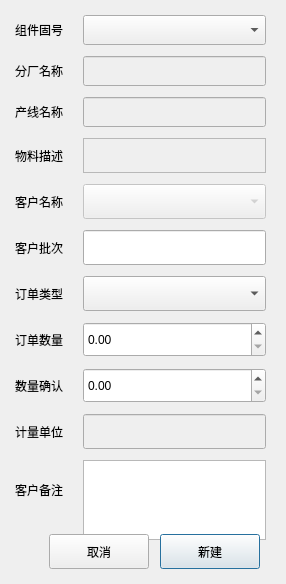
The window that Qt/ERP/dialogneworder.ui (superp2017/NTERP) describes before a commit, drawn with Qt 5.
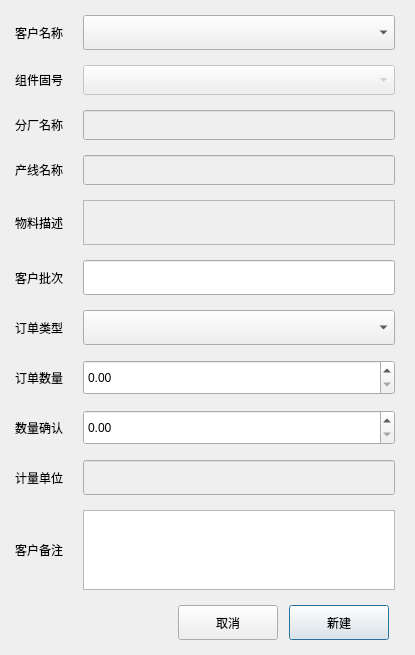
The same window after the commit.

Patch:
```diff
--- a/Qt/ERP/dialogneworder.ui
+++ b/Qt/ERP/dialogneworder.ui
@@ -6,8 +6,8 @@
    <rect>
     <x>0</x>
     <y>0</y>
-    <width>286</width>
-    <height>584</height>
+    <width>415</width>
+    <height>655</height>
    </rect>
   </property>
   <property name="minimumSize">
@@ -50,9 +50,9 @@
       <number>20</number>
      </property>
      <property name="verticalSpacing">
-      <number>11</number>
+      <number>15</number>
      </property>
-     <item row="8" column="2">
+     <item row="10" column="2">
       <widget class="QDoubleSpinBox" name="doubleSpinBox_num_confirm">
        <property name="minimumSize">
         <size>
@@ -65,7 +65,23 @@
        </property>
       </widget>
      </item>
-     <item row="7" column="2">
+     <item row="9" column="0">
+      <widget class="QLabel" name="label_4">
+       <property name="minimumSize">
+        <size>
+         <width>0</width>
+         <height>35</height>
+        </size>
+       </property>
+       <property name="text">
+        <string>订单数量</string>
+       </property>
+       <property name="alignment">
+        <set>Qt::AlignCenter</set>
+       </property>
+      </widget>
+     </item>
+     <item row="9" column="2">
       <widget class="QDoubleSpinBox" name="doubleSpinBox_num">
        <property name="minimumSize">
         <size>
@@ -78,7 +94,7 @@
        </property>
       </widget>
      </item>
-     <item row="8" column="0">
+     <item row="10" column="0">
       <widget class="QLabel" name="label_11">
        <property name="minimumSize">
         <size>
@@ -91,23 +107,7 @@
        </property>
       </widget>
      </item>
-     <item row="7" column="0">
-      <widget class="QLabel" name="label_4">
-       <property name="minimumSize">
-        <size>
-         <width>0</width>
-         <height>35</height>
-        </size>
-       </property>
-       <property name="text">
-        <string>订单数量</string>
-       </property>
-       <property name="alignment">
-        <set>Qt::AlignCenter</set>
-       </property>
-      </widget>
-     </item>
-     <item row="10" column="2">
+     <item row="12" column="2">
       <widget class="QTextEdit" name="textEdit_custom_note">
        <property name="minimumSize">
         <size>
@@ -126,7 +126,20 @@
        </property>
       </widget>
      </item>
-     <item row="5" column="0">
+     <item row="11" column="2">
+      <widget class="QLineEdit" name="lineEdit_unit">
+       <property name="enabled">
+        <bool>false</bool>
+       </property>
+       <property name="minimumSize">
+        <size>
+         <width>0</width>
+         <height>35</height>
+        </size>
+       </property>
+      </widget>
+     </item>
+     <item row="7" column="0">
       <widget class="QLabel" name="label_2">
        <property name="minimumSize">
         <size>
@@ -142,20 +155,7 @@
        </property>
       </widget>
      </item>
-     <item row="9" column="2">
-      <widget class="QLineEdit" name="lineEdit_unit">
-       <property name="enabled">
-        <bool>false</bool>
-       </property>
-       <property name="minimumSize">
-        <size>
-         <width>0</width>
-         <height>35</height>
-        </size>
-       </property>
-      </widget>
-     </item>
-     <item row="5" column="2">
+     <item row="7" column="2">
       <widget class="QLineEdit" name="lineEdit_custombatch">
        <property name="minimumSize">
         <size>
@@ -165,7 +165,7 @@
        </property>
       </widget>
      </item>
-     <item row="6" column="2">
+     <item row="8" column="2">
       <widget class="QComboBox" name="comboBox_orderType">
        <property name="minimumSize">
         <size>
@@ -175,17 +175,7 @@
        </property>
       </widget>
      </item>
-     <item row="10" column="0">
-      <widget class="QLabel" name="label_7">
-       <property name="text">
-        <string>客户备注</string>
-       </property>
-       <property name="alignment">
-        <set>Qt::AlignCenter</set>
-       </property>
-      </widget>
-     </item>
-     <item row="6" column="0">
+     <item row="8" column="0">
       <widget class="QLabel" name="label_8">
        <property name="minimumSize">
         <size>
@@ -201,7 +191,7 @@
        </property>
       </widget>
      </item>
-     <item row="3" column="2">
+     <item row="5" column="2">
       <widget class="QTextEdit" name="lineEdit_MaterielDes">
        <property name="enabled">
         <bool>false</bool>
@@ -223,8 +213,28 @@
        </property>
       </widget>
      </item>
-     <item row="0" column="2">
+     <item row="12" column="0">
+      <widget class="QLabel" name="label_7">
+       <property name="text">
+        <string>客户备注</string>
+       </property>
+       <property name="alignment">
+        <set>Qt::AlignCenter</set>
+       </property>
+      </widget>
+     </item>
+     <item row="1" column="0">
+      <widget class="QLabel" name="label_10">
+       <property name="text">
+        <string>组件固号</string>
+       </property>
+      </widget>
+     </item>
+     <item row="1" column="2">
       <widget class="QComboBox" name="comboBox_mater_number">
+       <property name="enabled">
+        <bool>false</bool>
+       </property>
        <property name="minimumSize">
         <size>
          <width>0</width>
@@ -233,7 +243,7 @@
        </property>
       </widget>
      </item>
-     <item row="9" column="0">
+     <item row="11" column="0">
       <widget class="QLabel" name="label_6">
        <property name="minimumSize">
         <size>
@@ -249,14 +259,7 @@
        </property>
       </widget>
      </item>
-     <item row="0" column="0">
-      <widget class="QLabel" name="label_10">
-       <property name="text">
-        <string>组件固号</string>
-       </property>
-      </widget>
-     </item>
-     <item row="3" column="0">
+     <item row="5" column="0">
       <widget class="QLabel" name="label_5">
        <property name="minimumSize">
         <size>
@@ -272,23 +275,7 @@
        </property>
       </widget>
      </item>
-     <item row="4" column="0">
-      <widget class="QLabel" name="label">
-       <property name="minimumSize">
-        <size>
-         <width>0</width>
-         <height>35</height>
-        </size>
-       </property>
-       <property name="text">
-        <string>客户名称</string>
-       </property>
-       <property name="alignment">
-        <set>Qt::AlignCenter</set>
-       </property>
-      </widget>
-     </item>
-     <item row="1" column="0">
+     <item row="3" column="0">
       <widget class="QLabel" name="label_fac_name">
        <property name="minimumSize">
         <size>
@@ -301,20 +288,7 @@
        </property>
       </widget>
      </item>
-     <item row="1" column="2">
-      <widget class="QLineEdit" name="lineEdit_fatory">
-       <property name="enabled">
-        <bool>false</bool>
-       </property>
-       <property name="minimumSize">
-        <size>
-         <width>0</width>
-         <height>30</height>
-        </size>
-       </property>
-      </widget>
-     </item>
-     <item row="2" column="2">
+     <item row="4" column="2">
       <widget class="QLineEdit" name="lineEdit_productline">
        <property name="enabled">
         <bool>false</bool>
@@ -330,7 +304,7 @@
        </property>
       </widget>
      </item>
-     <item row="2" column="0">
+     <item row="4" column="0">
       <widget class="QLabel" name="label_line_name">
        <property name="minimumSize">
         <size>
@@ -343,10 +317,23 @@
        </property>
       </widget>
      </item>
-     <item row="4" column="2">
+     <item row="3" column="2">
+      <widget class="QLineEdit" name="lineEdit_fatory">
+       <property name="enabled">
+        <bool>false</bool>
+       </property>
+       <property name="minimumSize">
+        <size>
+         <width>0</width>
+         <height>30</height>
+        </size>
+       </property>
+      </widget>
+     </item>
+     <item row="0" column="2">
       <widget class="QComboBox" name="comboBox_company_name">
        <property name="enabled">
-        <bool>false</bool>
+        <bool>true</bool>
        </property>
        <property name="minimumSize">
         <size>
@@ -356,6 +343,22 @@
        </property>
       </widget>
      </item>
+     <item row="0" column="0">
+      <widget class="QLabel" name="label">
+       <property name="minimumSize">
+        <size>
+         <width>0</width>
+         <height>35</height>
+        </size>
+       </property>
+       <property name="text">
+        <string>客户名称</string>
+       </property>
+       <property name="alignment">
+        <set>Qt::AlignCenter</set>
+       </property>
+      </widget>
+     </item>
     </layout>
    </item>
    <item row="1" column="0">
```
